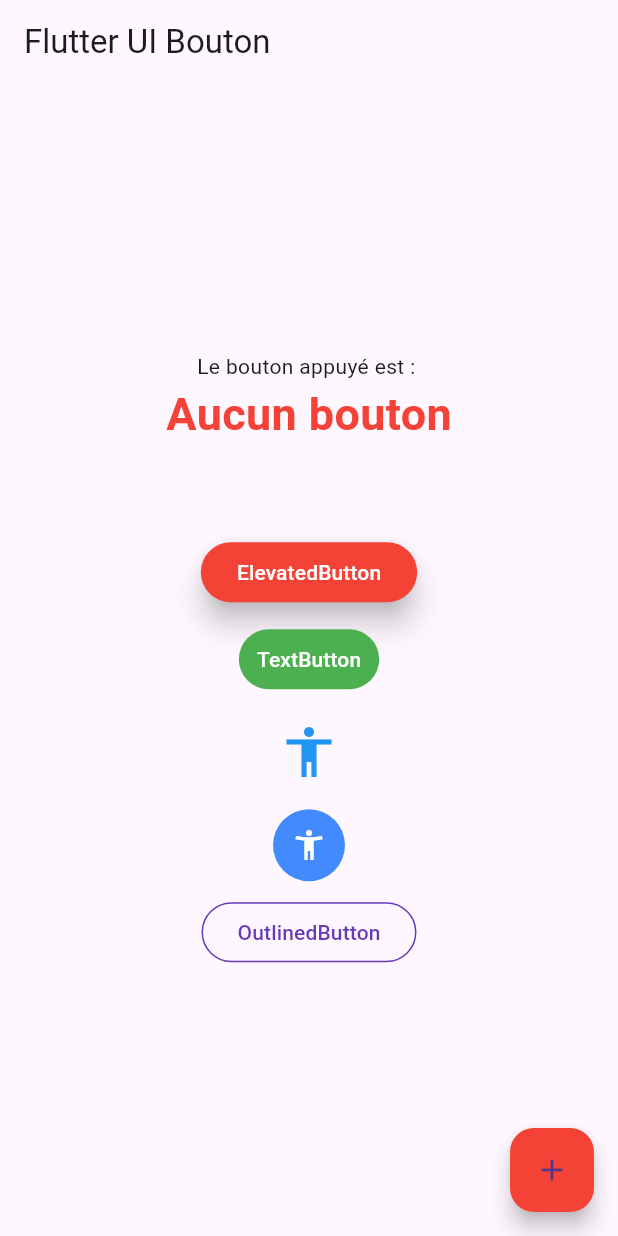
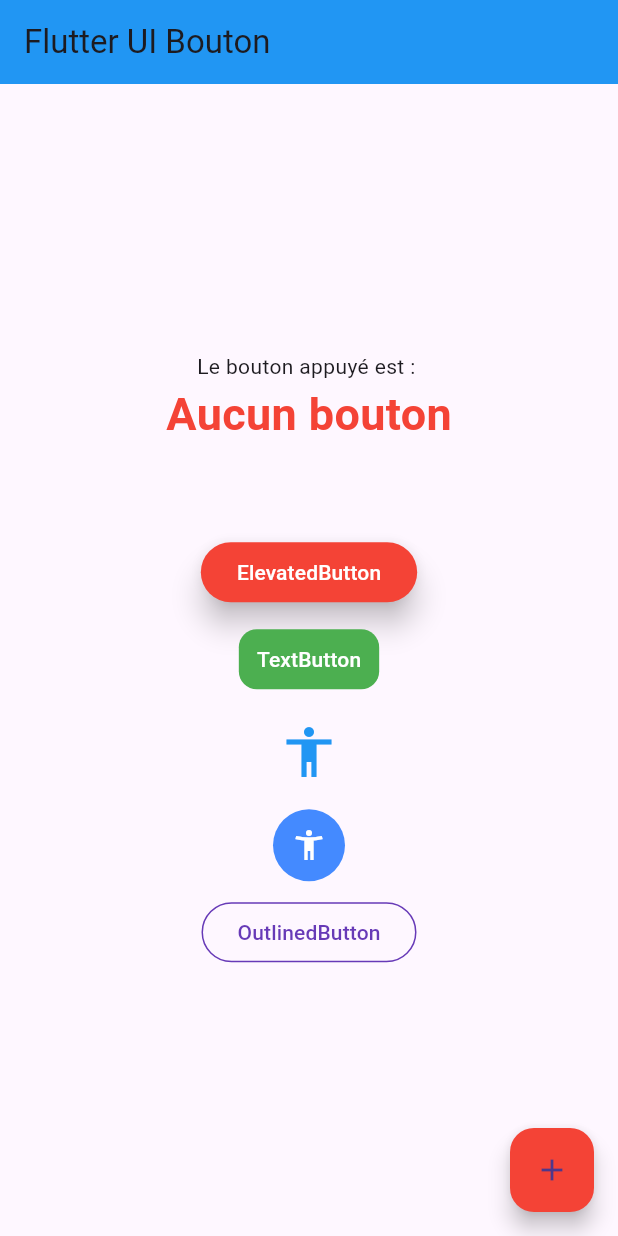
Before and after one commit to EducLecomte/Flutter_ui_bouton, a Flutter app: the screen it shows after launch, on a phone screen of 412 x 824 dp. Run offline on Flutter 3.47's test engine with Material 3 defaults, Android fonts, the light colour scheme and no system bars.

Commit message:
modif appbar color

```diff
--- a/lib/main.dart
+++ b/lib/main.dart
@@ -12,7 +12,7 @@
     return MaterialApp(
       title: 'Flutter Demo',
       theme: ThemeData(
-        primarySwatch: Colors.blue,
+        primaryColor: Colors.blue,
       ),
       home: const MyHomePage(title: 'Flutter UI Bouton'),
     );
@@ -102,6 +102,7 @@
     return Scaffold(
       appBar: AppBar(
         title: Text(widget.title),
+        backgroundColor: Theme.of(context).primaryColor,
       ),
       body: Center(
         child: Column(
@@ -111,7 +112,7 @@
               'Le bouton appuyé est : ',
             ),
             Text(
-              '$_choixBtn',
+              _choixBtn,
               style: const TextStyle(
                   color: Colors.red, fontSize: 30, fontWeight: FontWeight.bold),
             ),
@@ -142,7 +143,7 @@
                     MaterialStateProperty.resolveWith((states) => Colors.green),
                 shape: MaterialStateProperty.resolveWith(
                   (states) => RoundedRectangleBorder(
-                      borderRadius: BorderRadius.circular(30.0)),
+                      borderRadius: BorderRadius.circular(12.0)),
                 ),
               ),
             ),
```
Also changed, not shown: pubspec.lock, 1 other file.
